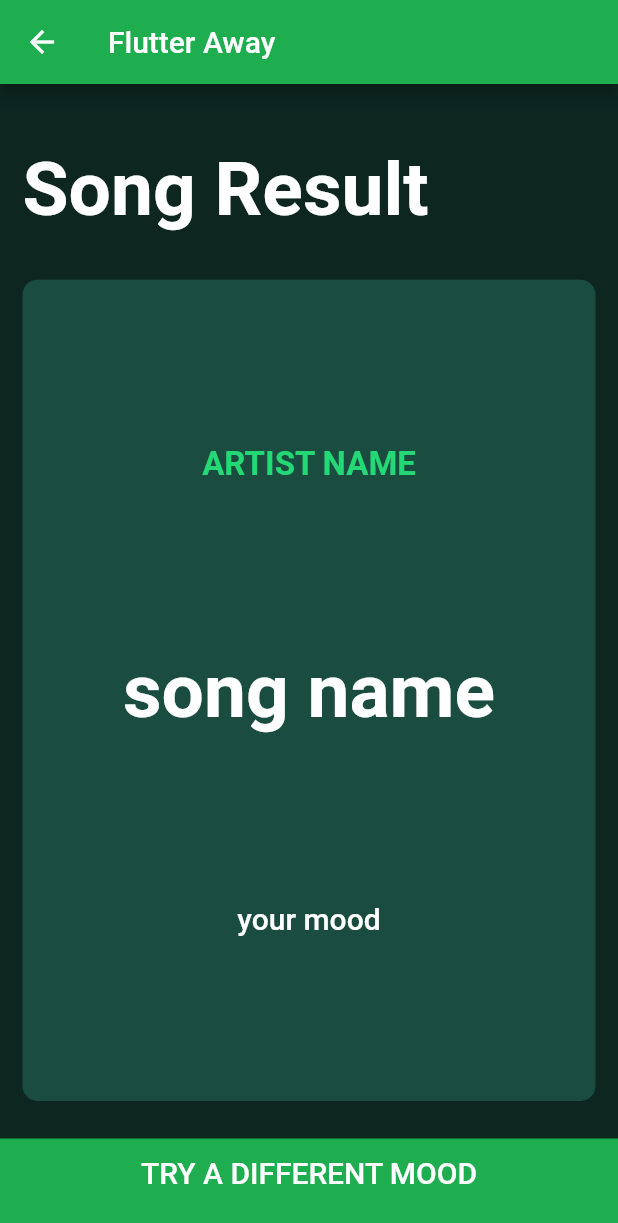
After one commit to VaishakAnand/Hack-Roll-2021-, a Flutter app: the ResultsPage screen opened directly, on a phone screen of 412 x 824 dp. The commit adds this screen. Shown: the top 1223 px of the screen. Run offline on Flutter 3.47's test engine with Material 2 defaults, Android fonts, the phone set to English and light mode, and no system bars; our stand-ins replace avatar_glow, speech_to_text; missing offline and left inert: sentiment_dart.

Commit message:
Add results page

```diff
--- a/lib/constants.dart
+++ b/lib/constants.dart
@@ -4,18 +4,35 @@ const kBottomContainerHeight = 65.0;
 const kBackgroundColour = Color(0xFF0d2620);
 const kAppBarColour = Color(0xFF1eae50);
 const kBottomContainerColour = Color(0xFF1eae50);
+const kCardColour = Color(0xFF1a4c40);
 
 const kLabelTextStyle = TextStyle(
-  fontSize: 25.0,
+  fontSize: 30.0,
   fontWeight: FontWeight.w700,
 );
 
 const kGreetingTextStyle = TextStyle(
-  fontSize: 30.0,
-  fontWeight: FontWeight.w700,
+  fontSize: 25.0,
+  fontWeight: FontWeight.w600,
 );
 
 const kBodyTextStyle = TextStyle(
   fontSize: 20.0,
   fontWeight: FontWeight.w500,
 );
+
+const kTitleTextStyle = TextStyle(
+  fontSize: 50.0,
+  fontWeight: FontWeight.bold,
+);
+
+const kResultTextStyle = TextStyle(
+  color: Color(0xFF24D876),
+  fontSize: 22.0,
+  fontWeight: FontWeight.bold,
+);
+
+const kSongTextStyle = TextStyle(
+  fontSize: 50.0,
+  fontWeight: FontWeight.bold,
+);
--- a/lib/homepage.dart
+++ b/lib/homepage.dart
@@ -1,6 +1,7 @@
 import 'package:avatar_glow/avatar_glow.dart';
 import 'package:flutter/material.dart';
 import 'package:flutterapp/constants.dart';
+import 'package:flutterapp/results.dart';
 import 'bottom_button.dart';
 import 'time_display.dart';
 import 'package:speech_to_text/speech_to_text.dart' as stt;
@@ -94,13 +95,17 @@ class _HomePageState extends State<HomePage> {
                       );
                     },
                   );
+                } else {
+                  Navigator.push(
+                    context,
+                    MaterialPageRoute(
+                      builder: (context) => ResultsPage(
+                          interpretation: 'your mood',
+                          tempResult: 'song name',
+                          resultText: 'artist name'),
+                    ),
+                  );
                 }
-                // Navigator.push(
-                //   context,
-                //   MaterialPageRoute(
-                //     builder: (context) => ResultsPage(),
-                //   ),
-                // );
               },
             ),
           ],
--- /dev/null
+++ b/lib/results.dart
@@ -0,0 +1,71 @@
+import 'package:flutter/material.dart';
+import 'package:flutterapp/bottom_button.dart';
+import 'package:flutterapp/constants.dart';
+import 'results_card.dart';
+
+class ResultsPage extends StatelessWidget {
+  ResultsPage(
+      {@required this.interpretation,
+      @required this.tempResult,
+      @required this.resultText});
+
+  final String tempResult;
+  final String resultText;
+  final String interpretation;
+
+  @override
+  Widget build(BuildContext context) {
+    return Scaffold(
+      appBar: AppBar(
+        title: Text('Flutter Away'),
+      ),
+      body: Column(
+        mainAxisAlignment: MainAxisAlignment.spaceEvenly,
+        crossAxisAlignment: CrossAxisAlignment.stretch,
+        children: <Widget>[
+          Expanded(
+            child: Container(
+              padding: EdgeInsets.all(15.0),
+              alignment: Alignment.bottomLeft,
+              child: Text(
+                'Song Result',
+                style: kTitleTextStyle,
+              ),
+            ),
+          ),
+          Expanded(
+            flex: 5,
+            child: ResultsCard(
+              colour: kCardColour,
+              cardChild: Column(
+                mainAxisAlignment: MainAxisAlignment.spaceEvenly,
+                crossAxisAlignment: CrossAxisAlignment.center,
+                children: <Widget>[
+                  Text(
+                    resultText.toUpperCase(),
+                    style: kResultTextStyle,
+                  ),
+                  Text(
+                    tempResult,
+                    style: kSongTextStyle,
+                  ),
+                  Text(
+                    interpretation,
+                    textAlign: TextAlign.center,
+                    style: kBodyTextStyle,
+                  ),
+                ],
+              ),
+            ),
+          ),
+          BottomButton(
+            buttonTitle: 'TRY A DIFFERENT MOOD',
+            onTap: () {
+              Navigator.pop(context);
+            },
+          )
+        ],
+      ),
+    );
+  }
+}
--- /dev/null
+++ b/lib/results_card.dart
@@ -0,0 +1,24 @@
+import 'package:flutter/material.dart';
+
+class ResultsCard extends StatelessWidget {
+  ResultsCard({@required this.colour, this.cardChild, this.onPress});
+
+  final Color colour;
+  final Widget cardChild;
+  final Function onPress;
+
+  @override
+  Widget build(BuildContext context) {
+    return GestureDetector(
+      onTap: onPress,
+      child: Container(
+        child: cardChild,
+        margin: EdgeInsets.all(15.0),
+        decoration: BoxDecoration(
+          color: colour,
+          borderRadius: BorderRadius.circular(10.0),
+        ),
+      ),
+    );
+  }
+}
```
